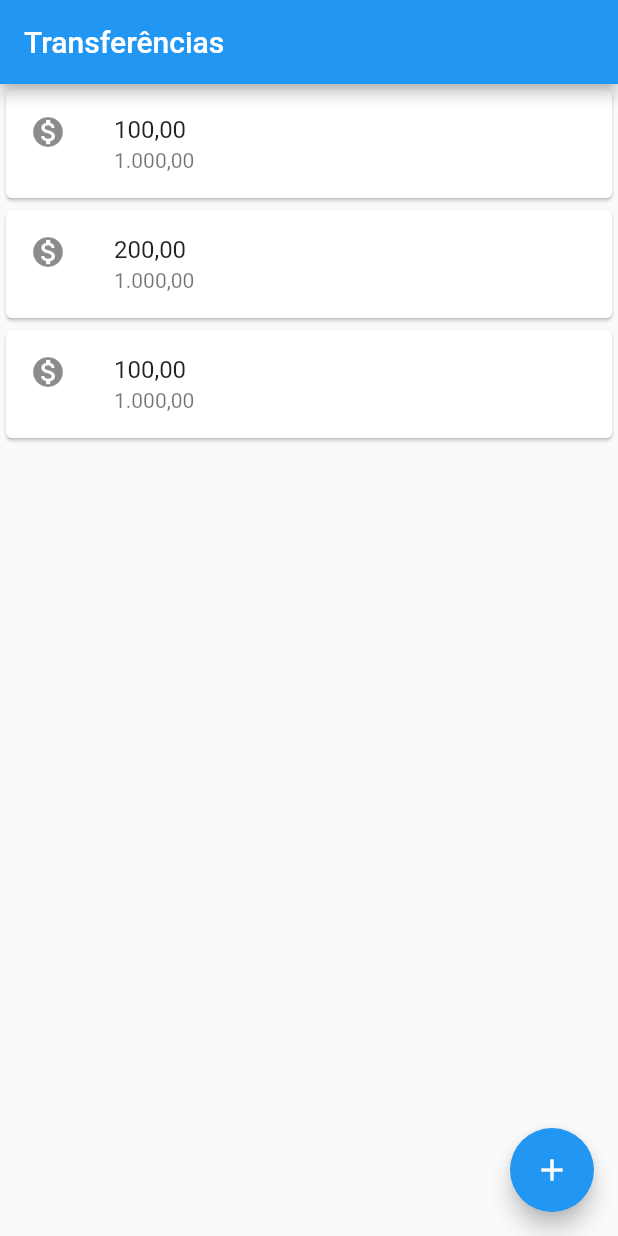
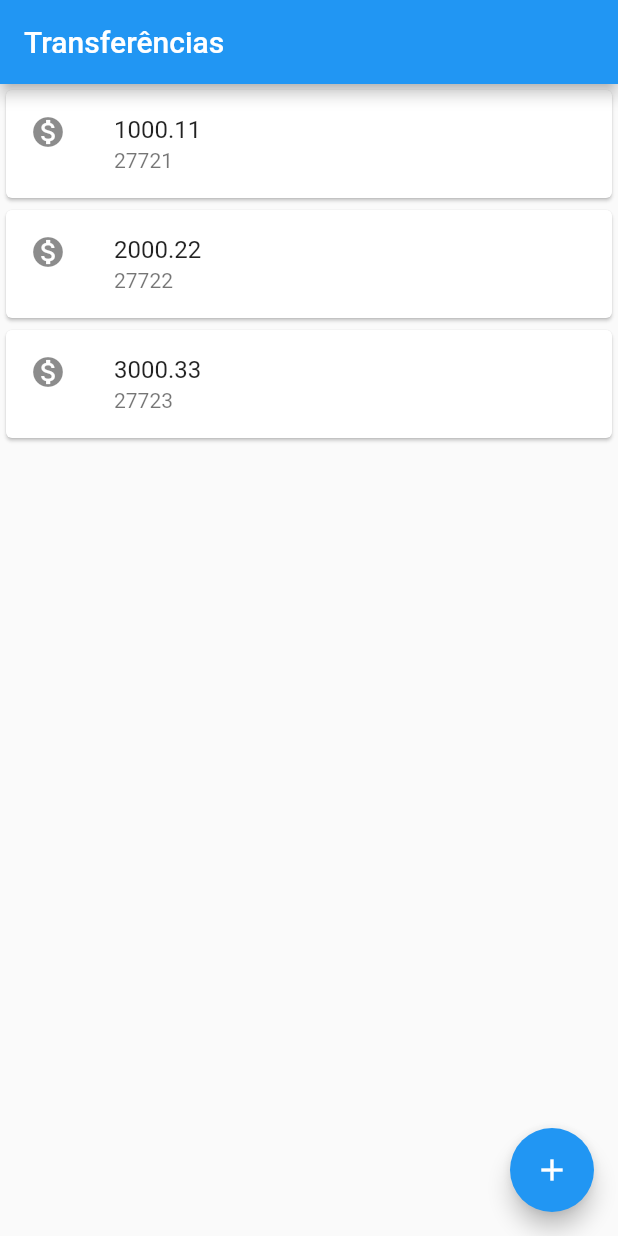
Before and after one commit to rogeriodelphi/bytebank, a Flutter app: the screen it shows after launch, on a phone screen of 412 x 824 dp. Run offline on Flutter 3.47's test engine with Material 2 defaults, Android fonts, the phone set to English and light mode, and no system bars.

Commit message:
Refactoring the code

```diff
--- a/lib/main.dart
+++ b/lib/main.dart
@@ -2,31 +2,7 @@ import 'package:flutter/material.dart';
 
 void main() => runApp(MaterialApp(
   home: Scaffold(
-    body: Column(
-      children: [
-        Card(
-            child: ListTile(
-              leading: Icon(Icons.monetization_on),
-              title: Text('100,00'),
-              subtitle: Text('1.000,00'),
-            )
-        ),
-        Card(
-            child: ListTile(
-              leading: Icon(Icons.monetization_on),
-              title: Text('200,00'),
-              subtitle: Text('1.000,00'),
-            )
-        ),
-        Card(
-            child: ListTile(
-              leading: Icon(Icons.monetization_on),
-              title: Text('100,00'),
-              subtitle: Text('1.000,00'),
-            )
-        ),
-      ],
-    ),
+    body: ListaTransferencias(),
     appBar: AppBar(title: Text('Transferências'),),
     floatingActionButton: FloatingActionButton(
       onPressed: () {  },
@@ -34,3 +10,45 @@ void main() => runApp(MaterialApp(
     ),
   ),
 ));
+
+
+class ListaTransferencias extends StatelessWidget{
+  @override
+  Widget build(BuildContext context) {
+    // TODO: implement build
+    return Column(
+      children: <Widget>[
+        ItemTransferencia(Transferencia(1000.11, 27721)),
+        ItemTransferencia(Transferencia(2000.22, 27722)),
+        ItemTransferencia(Transferencia(3000.33, 27723)),
+      ],
+    );
+  }
+}
+
+
+class ItemTransferencia extends StatelessWidget {
+
+  final Transferencia _transferencia;
+
+  ItemTransferencia(this._transferencia);
+
+  @override
+  Widget build(BuildContext context) {
+    // TODO: Implement Build
+    return Card(
+      child: ListTile(
+        leading: Icon(Icons.monetization_on),
+        title: Text(_transferencia.valor.toString()),
+        subtitle: Text(_transferencia.numeroConta.toString()),
+      )
+    );
+  }
+}
+
+class Transferencia {
+  final double valor;
+  final int numeroConta;
+
+  Transferencia(this.valor, this.numeroConta);
+}
```
